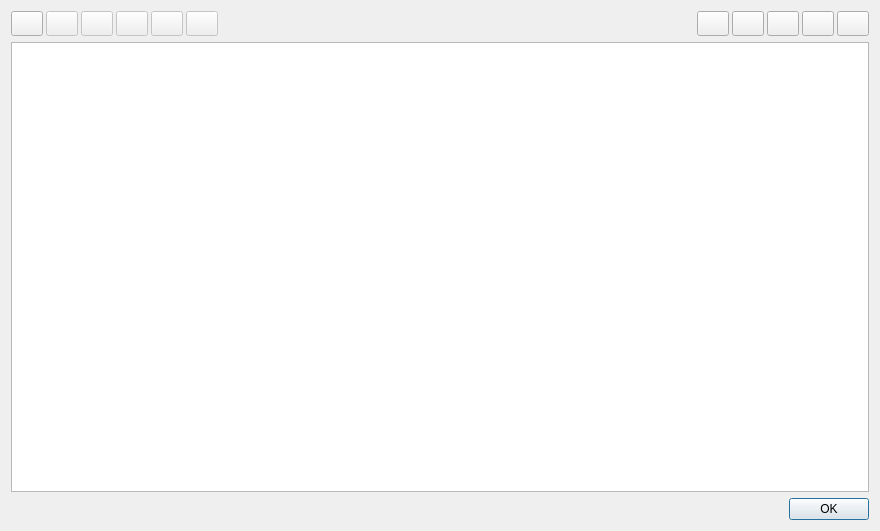
First picture: the form in source/gui/daq/ConsumerTemplatesForm.ui, repository ess-dmsc/daquiri, before the edit.
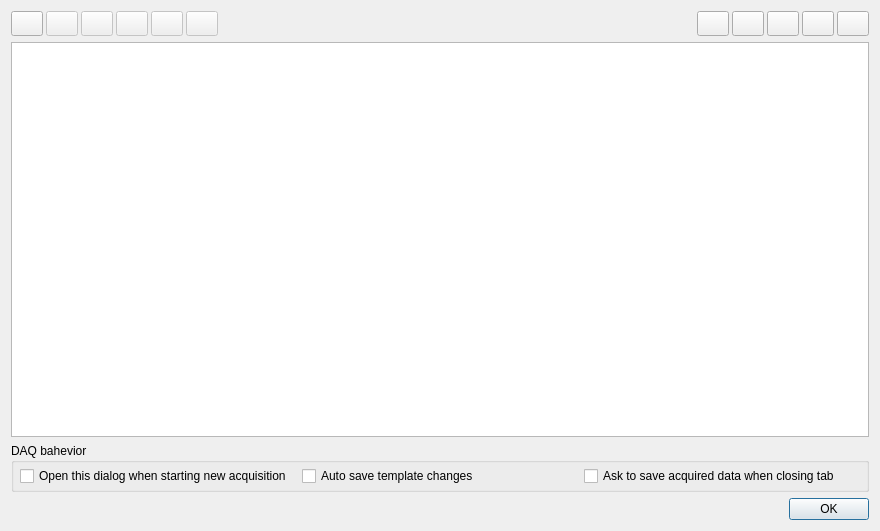
Second picture: the form after the edit. Icons and pictures are not drawn.

Commit message: added some more DAQ gui options; updates #4'

```diff
--- a/source/gui/daq/ConsumerTemplatesForm.ui
+++ b/source/gui/daq/ConsumerTemplatesForm.ui
@@ -487,7 +487,7 @@
      </property>
     </widget>
    </item>
-   <item row="2" column="0">
+   <item row="3" column="0">
     <widget class="QDialogButtonBox" name="buttonBox">
      <property name="orientation">
       <enum>Qt::Horizontal</enum>
@@ -497,6 +497,54 @@
      </property>
     </widget>
    </item>
+   <item row="2" column="0">
+    <widget class="QGroupBox" name="groupBox">
+     <property name="minimumSize">
+      <size>
+       <width>0</width>
+       <height>0</height>
+      </size>
+     </property>
+     <property name="title">
+      <string>DAQ bahevior</string>
+     </property>
+     <layout class="QGridLayout" name="gridLayout_2">
+      <property name="leftMargin">
+       <number>6</number>
+      </property>
+      <property name="topMargin">
+       <number>3</number>
+      </property>
+      <property name="rightMargin">
+       <number>6</number>
+      </property>
+      <property name="bottomMargin">
+       <number>3</number>
+      </property>
+      <item row="0" column="1">
+       <widget class="QCheckBox" name="checkConfirmTemplates">
+        <property name="text">
+         <string>Open this dialog when starting new acquisition</string>
+        </property>
+       </widget>
+      </item>
+      <item row="0" column="3">
+       <widget class="QCheckBox" name="checkAskSaveProject">
+        <property name="text">
+         <string>Ask to save acquired data when closing tab</string>
+        </property>
+       </widget>
+      </item>
+      <item row="0" column="2">
+       <widget class="QCheckBox" name="checkAutosaveTemplates">
+        <property name="text">
+         <string>Auto save template changes</string>
+        </property>
+       </widget>
+      </item>
+     </layout>
+    </widget>
+   </item>
   </layout>
  </widget>
  <resources>
```
The commit also changes 7 other files.
